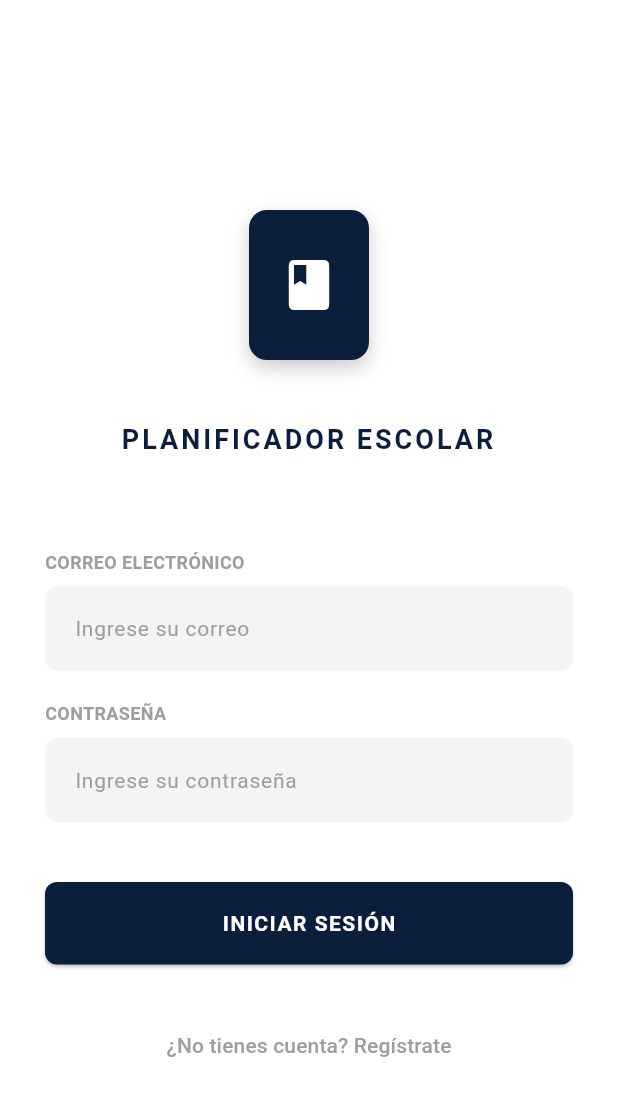
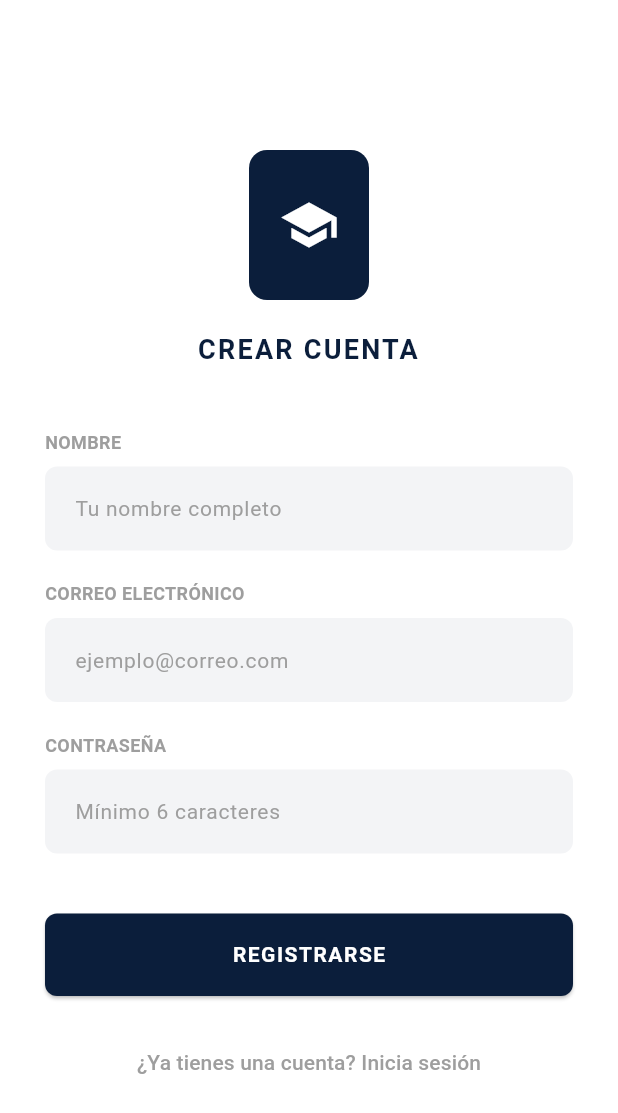
Before and after one commit to bydavid1/proyecto-dam-232, a Flutter app: the screen it shows after launch, after a tap on "¿No tienes cuenta? Regístrate", on a phone screen of 412 x 824 dp. Shown: the top 1113 px of the screen. Run offline on Flutter 3.47's test engine with Material 3 defaults, Android fonts, the phone set to English and light mode, and no system bars; our stand-ins replace cloud_firestore, firebase_auth, firebase_core; accounts and stored records are empty.

Commit message:
finish before presentation

```diff
--- a/lib/main.dart
+++ b/lib/main.dart
@@ -17,7 +17,9 @@ class MyApp extends StatelessWidget {
 
   @override
   Widget build(BuildContext context) {
-    return MaterialApp(
+    return ChangeNotifierProvider(
+      create: (_) => AcademicDataManager(),
+      child: MaterialApp(
       title: 'Planificador Escolar',
       debugShowCheckedModeBanner: false,
       theme: ThemeData(
@@ -76,15 +78,13 @@ class MyApp extends StatelessWidget {
           }
 
           if (snapshot.hasData) {
-            return ChangeNotifierProvider(
-              create: (_) => AcademicDataManager(),
-              child: const HomeScreen(),
-            );
+            return const HomeScreen();
           }
 
           return const LoginScreen();
         },
       ),
+      ),
     );
   }
 }
--- a/lib/views/login_screen.dart
+++ b/lib/views/login_screen.dart
@@ -1,5 +1,6 @@
 import 'package:flutter/material.dart';
 import 'package:firebase_auth/firebase_auth.dart';
+import 'package:proyecto_dam232/views/register_screen.dart';
 import 'home_screen.dart';
 
 class LoginScreen extends StatefulWidget {
@@ -155,7 +156,12 @@ class _LoginScreenState extends State<LoginScreen> {
                     ),
               const SizedBox(height: 30),
               TextButton(
-                onPressed: () {},
+                onPressed: () {
+                  Navigator.pushReplacement(
+                    context,
+                    MaterialPageRoute(builder: (_) => const RegisterScreen()),
+                  );
+                },
                 child: const Text(
                   "¿No tienes cuenta? Regístrate",
                   style: TextStyle(color: Colors.grey),
--- /dev/null
+++ b/lib/views/register_screen.dart
@@ -0,0 +1,171 @@
+import 'package:flutter/material.dart';
+import 'package:firebase_auth/firebase_auth.dart';
+import 'package:cloud_firestore/cloud_firestore.dart';
+import 'home_screen.dart';
+import 'login_screen.dart';
+
+class RegisterScreen extends StatefulWidget {
+  const RegisterScreen({super.key});
+
+  @override
+  State<RegisterScreen> createState() => _RegisterScreenState();
+}
+
+class _RegisterScreenState extends State<RegisterScreen> {
+  final _nameController = TextEditingController();
+  final _emailController = TextEditingController();
+  final _passwordController = TextEditingController();
+  bool _isLoading = false;
+
+  Future<void> _registerUser() async {
+    final name = _nameController.text.trim();
+    final email = _emailController.text.trim();
+    final password = _passwordController.text.trim();
+
+    if (name.isEmpty || email.isEmpty || password.isEmpty) {
+      ScaffoldMessenger.of(context).showSnackBar(
+        const SnackBar(content: Text('Por favor complete todos los campos.')),
+      );
+      return;
+    }
+
+    setState(() => _isLoading = true);
+
+    try {
+      // 🔹 Crear usuario en Firebase Authentication
+      final credential = await FirebaseAuth.instance
+          .createUserWithEmailAndPassword(email: email, password: password);
+
+      // 🔹 Guardar datos del usuario en Firestore
+      await FirebaseFirestore.instance
+          .collection('users')
+          .doc(credential.user!.uid)
+          .set({
+        'name': name,
+        'email': email,
+        'createdAt': FieldValue.serverTimestamp(),
+      });
+
+      if (!mounted) return;
+
+      // 🔹 Redirigir al Home
+      Navigator.pushReplacement(
+        context,
+        MaterialPageRoute(builder: (_) => const HomeScreen()),
+      );
+    } on FirebaseAuthException catch (e) {
+      String message;
+      switch (e.code) {
+        case 'email-already-in-use':
+          message = 'Este correo ya está registrado.';
+          break;
+        case 'invalid-email':
+          message = 'El correo no es válido.';
+          break;
+        case 'weak-password':
+          message = 'La contraseña es demasiado débil.';
+          break;
+        default:
+          message = 'Error: ${e.message}';
+      }
+      ScaffoldMessenger.of(context).showSnackBar(SnackBar(content: Text(message)));
+    } catch (e) {
+      ScaffoldMessenger.of(context).showSnackBar(
+        SnackBar(content: Text('Error: $e')),
+      );
+    } finally {
+      if (mounted) setState(() => _isLoading = false);
+    }
+  }
+
+  @override
+  void dispose() {
+    _nameController.dispose();
+    _emailController.dispose();
+    _passwordController.dispose();
+    super.dispose();
+  }
+
+  @override
+  Widget build(BuildContext context) {
+    return Scaffold(
+      body: SingleChildScrollView(
+        padding: const EdgeInsets.symmetric(horizontal: 30, vertical: 60),
+        child: Column(
+          crossAxisAlignment: CrossAxisAlignment.stretch,
+          children: [
+            const SizedBox(height: 40),
+            Center(
+              child: Container(
+                width: 80,
+                height: 100,
+                decoration: BoxDecoration(
+                  color: Theme.of(context).primaryColor,
+                  borderRadius: BorderRadius.circular(12),
+                ),
+                child: const Icon(Icons.school, color: Colors.white, size: 40),
+              ),
+            ),
+            const SizedBox(height: 20),
+            Text(
+              "CREAR CUENTA",
+              textAlign: TextAlign.center,
+              style: TextStyle(
+                color: Theme.of(context).primaryColor,
+                fontSize: 18,
+                fontWeight: FontWeight.bold,
+                letterSpacing: 1.5,
+              ),
+            ),
+            const SizedBox(height: 40),
+            _buildField("NOMBRE", "Tu nombre completo", _nameController),
+            const SizedBox(height: 20),
+            _buildField("CORREO ELECTRÓNICO", "ejemplo@correo.com", _emailController),
+            const SizedBox(height: 20),
+            _buildField("CONTRASEÑA", "Mínimo 6 caracteres", _passwordController, isPassword: true),
+            const SizedBox(height: 40),
+            ElevatedButton(
+              onPressed: _isLoading ? null : _registerUser,
+              child: _isLoading
+                  ? const SizedBox(
+                      height: 20, width: 20, child: CircularProgressIndicator(color: Colors.white, strokeWidth: 2))
+                  : const Text("REGISTRARSE"),
+            ),
+            const SizedBox(height: 20),
+            TextButton(
+              onPressed: () {
+                Navigator.pushReplacement(
+                  context,
+                  MaterialPageRoute(builder: (_) => const LoginScreen()),
+                );
+              },
+              child: const Text(
+                "¿Ya tienes una cuenta? Inicia sesión",
+                style: TextStyle(color: Colors.grey),
+              ),
+            ),
+          ],
+        ),
+      ),
+    );
+  }
+
+  Widget _buildField(String label, String hint, TextEditingController controller,
+      {bool isPassword = false}) {
+    return Column(
+      crossAxisAlignment: CrossAxisAlignment.start,
+      children: [
+        Text(
+          label,
+          style: const TextStyle(fontSize: 12, fontWeight: FontWeight.bold, color: Colors.grey),
+        ),
+        const SizedBox(height: 8),
+        TextField(
+          controller: controller,
+          obscureText: isPassword,
+          decoration: InputDecoration(hintText: hint),
+        ),
+      ],
+    );
+  }
+}
```
Also changed, not shown: lib/views/home_screen.dart (+51 -16 lines), lib/views/profile_screen.dart (+69 -36 lines), 6 other files.
